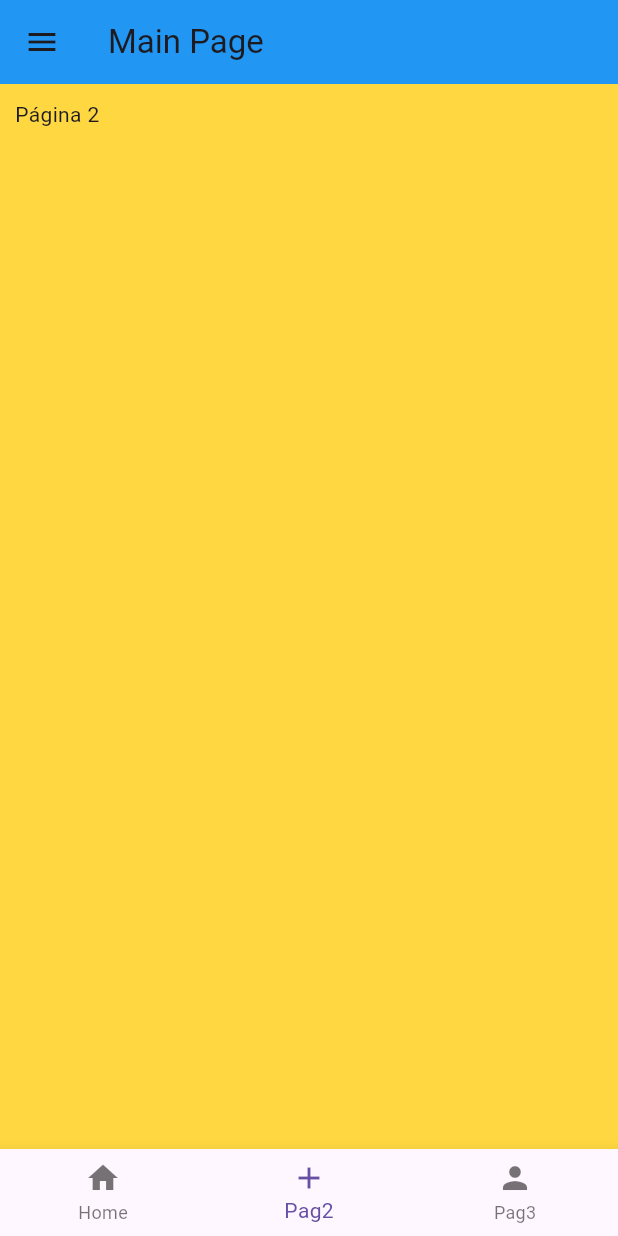
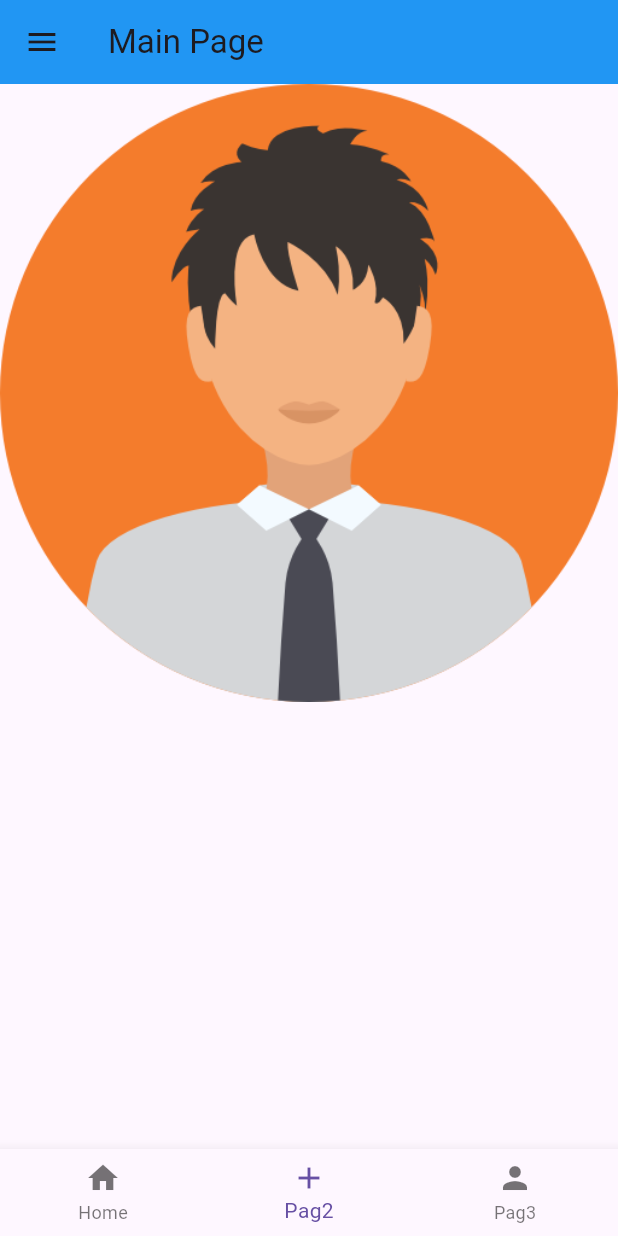
Before and after one commit to leofsousa/flutter-project-dio, a Flutter app: the screen it shows after launch, swiped to page 2, on a phone screen of 412 x 824 dp. Run offline on Flutter 3.47's test engine with Material 3 defaults, Android fonts, the phone set to English and light mode, and no system bars; network calls fail.

Commit message:
images funcionando com pubspec.yaml

```diff
--- /dev/null
+++ b/flutter_apk_1/lib/pages/image_assets.dart
@@ -0,0 +1,17 @@
+import 'package:flutter/material.dart';
+
+class ImageAssetsPage extends StatefulWidget {
+  const ImageAssetsPage({super.key});
+
+  @override
+  State<ImageAssetsPage> createState() => _ImageAssetsPageState();
+}
+
+class _ImageAssetsPageState extends State<ImageAssetsPage> {
+  @override
+  Widget build(BuildContext context) {
+    return Column(
+      children: [Image.asset("assets/images/user_m.png")],
+    );
+  }
+}
--- a/flutter_apk_1/lib/pages/main_page.dart
+++ b/flutter_apk_1/lib/pages/main_page.dart
@@ -1,6 +1,6 @@
 import 'package:flutter/material.dart';
 import 'package:flutter_apk_1/pages/card_page.dart';
-import 'package:flutter_apk_1/pages/pagina2.dart';
+import 'package:flutter_apk_1/pages/image_assets.dart';
 import 'package:flutter_apk_1/pages/pagina3.dart';
 import 'package:flutter_apk_1/shared/widgets/custom_drawer.dart';
 
@@ -36,7 +36,7 @@ class _MainPageState extends State<MainPage> {
                 scrollDirection: Axis.horizontal,
                 children: const [
                   CardPage(),
-                  Pagina2Page(),
+                  ImageAssetsPage(),
                   Pagina3Page(),
                 ],
               ),
--- a/flutter_apk_1/lib/pages/pagina2.dart
+++ /dev/null
@@ -1,22 +0,0 @@
-import 'package:flutter/material.dart';
-
-class Pagina2Page extends StatefulWidget {
-  const Pagina2Page({super.key});
-
-  @override
-  State<Pagina2Page> createState() => _Pagina2PageState();
-}
-
-class _Pagina2PageState extends State<Pagina2Page> {
-  @override
-  Widget build(BuildContext context) {
-    return Container(
-      color: Colors.amberAccent,
-      child: ListView(
-        padding: const EdgeInsets.symmetric(horizontal: 10, vertical: 10),
-        children: const [
-          Text("Página 2"),
-        ],
-      ));
-  }
-}
--- a/flutter_apk_1/lib/repositories/card_detail_repository.dart
+++ b/flutter_apk_1/lib/repositories/card_detail_repository.dart
@@ -3,7 +3,7 @@ import 'package:flutter_apk_1/model/card_detail.dart';
 class CardDetailRepository {
 
   Future<CardDetail> get() async {
-    await Future.delayed(const Duration(seconds: 3));
+    await Future.delayed(const  Duration(seconds: 3));
     return CardDetail(
       1,
       "Meu Card",
--- a/flutter_apk_1/pubspec.yaml
+++ b/flutter_apk_1/pubspec.yaml
@@ -59,9 +59,8 @@ flutter:
   uses-material-design: true
 
   # To add assets to your application, add an assets section, like this:
-assets:
- - images/a_dot_burr.jpeg
- - images/a_dot_ham.jpeg
+  assets:
+   - assets/images/
 
   # An image asset can refer to one or more resolution-specific "variants", see
   # https://flutter.dev/to/resolution-aware-images
```
Also changed, not shown: flutter_apk_1/assets/images/dio.webp (renamed from flutter_apk_1/assets/dio.webp), flutter_apk_1/assets/images/paisagem1.jpeg (added), flutter_apk_1/assets/images/paisagem2.jpg (added), flutter_apk_1/assets/images/paisagem3.jpg (added), flutter_apk_1/assets/images/user_f.png (added), flutter_apk_1/assets/images/user_m.png (added).
